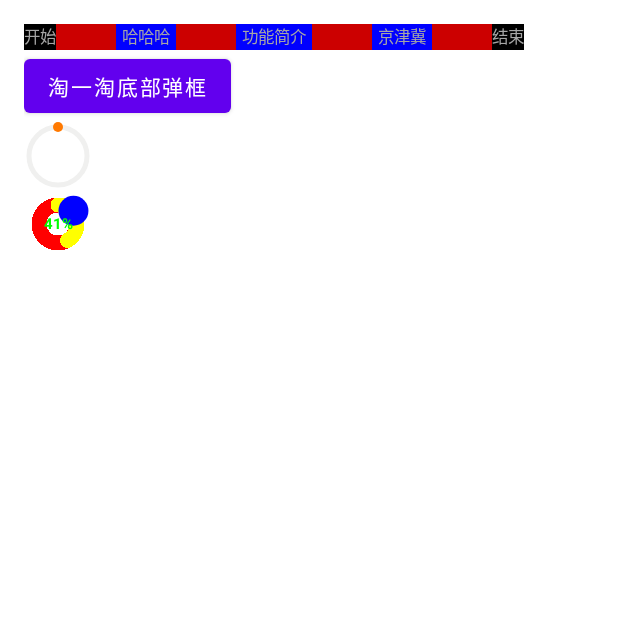
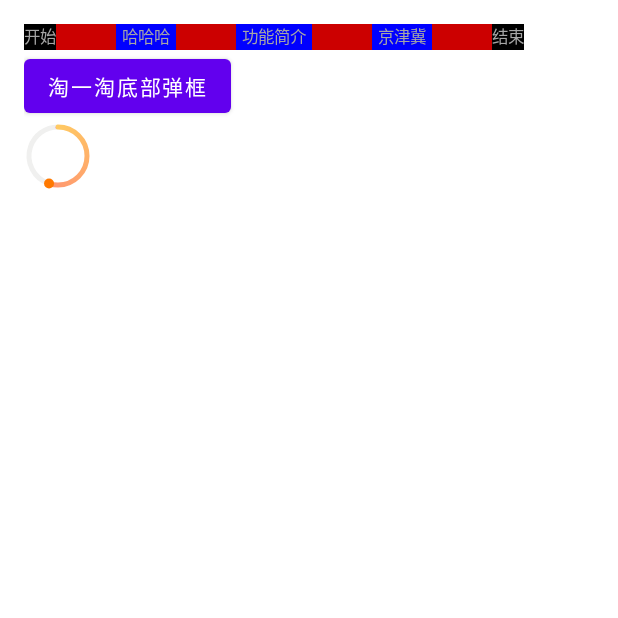
Before and after one commit to bubian/FastUi, an Android app: the screen it shows after launch (MainActivity), on a phone screen of 412 x 824 dp, the top half of it. Run offline under Robolectric (Android 15) with nearby library versions, the phone set to English and light mode, and no system bars.

Commit message:
[Feat:master]:环形进度扩展

```diff
--- a/CommonUi/src/main/java/com/pds/fast/ui/common/progress/FastRingProgress.kt
+++ b/CommonUi/src/main/java/com/pds/fast/ui/common/progress/FastRingProgress.kt
@@ -2,6 +2,7 @@ package com.pds.fast.ui.common.progress
 
 import android.content.Context
 import android.graphics.*
+import android.graphics.drawable.GradientDrawable
 import android.util.AttributeSet
 import android.view.View
 import com.pds.fast.ui.common.R
@@ -22,16 +23,16 @@ class FastRingProgress @JvmOverloads constructor(
     private val bgPaint = Paint(Paint.ANTI_ALIAS_FLAG)
     private val progressPaint = Paint(Paint.ANTI_ALIAS_FLAG)
     private val nodePaint = Paint(Paint.ANTI_ALIAS_FLAG)
-    private var progressGradient: SweepGradient
+    private var progressGradient: SweepGradient? = null
     private val customMatrix = Matrix()
     private val rectF = RectF()
     private var wh = 0f
 
     companion object {
-        private const val LEFT = 0
-        private const val RIGHT = 1
-        private const val TOP = 2
-        private const val BOTTOM = 3
+        private const val RIGHT = 0
+        private const val BOTTOM = 1
+        private const val LEFT = 2
+        private const val TOP = 3
     }
 
     private fun isTransparent(color: Int): Boolean {
@@ -75,13 +76,7 @@ class FastRingProgress @JvmOverloads constructor(
         nodePaint.color = nodeColor
         nodePaint.strokeWidth = (2 * nodeRadius).toFloat()
         nodePaint.strokeCap = Paint.Cap.ROUND
-
-        progressGradient = SweepGradient(wh / 2, wh / 2, ringGradientColor, null)
-
-        customMatrix.setRotate(265f, wh / 2, wh / 2)
-        progressGradient.setLocalMatrix(customMatrix)
-
-        progressPaint.shader = progressGradient
+        createRingGradient()
         progressPaint.style = Paint.Style.STROKE
         progressPaint.strokeCap = Paint.Cap.ROUND
         progressPaint.strokeWidth = strokeWidth.toFloat()
@@ -98,50 +93,68 @@ class FastRingProgress @JvmOverloads constructor(
         this.progress = progress
     }
 
+    fun setRingGradientColor(intArray: IntArray) {
+        ringGradientColor = intArray
+        createRingGradient()
+    }
+
+    private fun createRingGradient() {
+        progressGradient = SweepGradient(wh / 2, wh / 2, ringGradientColor, null)
+        val rotateAngle = (90 * startPosition - 5).toFloat()
+        customMatrix.setRotate(rotateAngle, wh / 2, wh / 2)
+        progressGradient?.setLocalMatrix(customMatrix)
+        progressPaint.shader = progressGradient
+    }
+
     override fun onDraw(canvas: Canvas) {
         val radius: Int = width / 2 - nodeRadius
-        val progressAngle = progress * 360
+        val realProgressAngle = progress * 360
+        var wrapProgressAngle = realProgressAngle + (startPosition + 1) * 90
+
+        if (wrapProgressAngle > 360) {
+            wrapProgressAngle -= 360
+        }
 
         var nodeX = 0f
         var nodeY = 0f
 
-        if (progressAngle < 90) {
-            val angle = Math.PI / 180.toDouble() * (90 - progressAngle)
+        if (wrapProgressAngle < 90) {
+            val angle = Math.PI / 180.toDouble() * (90 - wrapProgressAngle)
             val v = sin(angle).toFloat() * radius
             val v1 = cos(angle).toFloat() * radius
             nodeX = width / 2 + v1
             nodeY = height / 2 - v
 
-        } else if (progressAngle == 90f) {
+        } else if (wrapProgressAngle == 90f) {
             nodeX = (width / 2 + radius).toFloat()
             nodeY = (height / 2).toFloat()
-        } else if (progressAngle > 90 && progressAngle < 180) {
-            val angle = (Math.PI / 180.toDouble() * (180 - progressAngle)).toFloat()
+        } else if (wrapProgressAngle > 90 && wrapProgressAngle < 180) {
+            val angle = (Math.PI / 180.toDouble() * (180 - wrapProgressAngle)).toFloat()
             val v = sin(angle) * radius
             val v1 = cos(angle) * radius
             nodeX = width / 2 + v
             nodeY = height / 2 + v1
-        } else if (progressAngle == 180f) {
+        } else if (wrapProgressAngle == 180f) {
             nodeX = (width / 2).toFloat()
             nodeY = (height / 2 + radius).toFloat()
-        } else if (progressAngle > 180 && progressAngle < 270) {
-            val angle = (Math.PI / 180.toDouble() * (270 - progressAngle)).toFloat()
+        } else if (wrapProgressAngle > 180 && wrapProgressAngle < 270) {
+            val angle = (Math.PI / 180.toDouble() * (270 - wrapProgressAngle)).toFloat()
             val v = sin(angle) * radius
             val v1 = cos(angle) * radius
             nodeX = width / 2 - v1
             nodeY = height / 2 + v
-        } else if (progressAngle == 270f) {
+        } else if (wrapProgressAngle == 270f) {
             nodeX = nodeRadius.toFloat()
             nodeY = (height / 2).toFloat()
-        } else if (progressAngle > 270) {
-            val angle = (Math.PI / 180.toDouble() * (360 - progressAngle)).toFloat()
+        } else if (wrapProgressAngle > 270) {
+            val angle = (Math.PI / 180.toDouble() * (360 - wrapProgressAngle)).toFloat()
             val v = sin(angle) * radius
             val v1 = cos(angle) * radius
             nodeX = width / 2 - v
             nodeY = height / 2 - v1
         }
-        canvas.drawArc(rectF, progressAngle - 90f, (1 - progress) * 360f, false, bgPaint)
-        canvas.drawArc(rectF, -90f, progressAngle, false, progressPaint)
+        canvas.drawArc(rectF, realProgressAngle + startPosition * 90f, (1 - progress) * 360f, false, bgPaint)
+        canvas.drawArc(rectF, startPosition * 90f, realProgressAngle, false, progressPaint)
         canvas.drawPoint(nodeX, nodeY, nodePaint)
     }
 
--- a/CommonUi/src/main/java/com/pds/fast/ui/common/progress/HalfProgressBar.java
+++ /dev/null
@@ -1,224 +0,0 @@
-package com.pds.fast.ui.common.progress;
-
-import android.content.Context;
-import android.content.res.TypedArray;
-import android.graphics.Canvas;
-import android.graphics.Color;
-import android.graphics.Paint;
-import android.graphics.Rect;
-import android.graphics.RectF;
-import android.graphics.Typeface;
-import android.text.TextPaint;
-import android.util.AttributeSet;
-import android.util.Log;
-import android.view.View;
-
-import com.pds.fast.ui.common.R;
-
-/**
- * 自定义带圆点的进度条
- */
-public class HalfProgressBar extends View {
-
-    /**
-     * 当前进度
-     */
-    private int progress = 150;
-    /**
-     * 最大进度
-     */
-    private int maxProgress = 360;
-    //设置进度条背景宽度
-    private float progressStrokeWidth = 15;
-    //设置进度条进度宽度
-//    private float marxArcStorkeWidth = 6;
-    //设置进度条圆点的宽度
-    private float circularDotWidth = 30;
-
-
-    /**
-     * 画笔对象的引用
-     */
-    private Paint paintBackGround;
-    private Paint paintProgress;
-    private Paint paintDot;
-    private float progressTextSize;
-
-    public synchronized int getProgress() {
-        return progress;
-    }
-
-    /**
-     * Android提供了Invalidate方法实现界面刷新，但是Invalidate不能直接在线程中调用，因为他是违背了单线程模型：Android UI操作并不是线程安全的，并且这些操作必须在UI线程中调用。
-     * 而postInvalidate()在工作者线程中被调用 使用postInvalidate则比较简单，不需要handler，直接在线程中调用postInvalidate即可。
-     *
-     * @param progress 传过来的进度
-     */
-    public void setProgress(int progress) {
-        if (progress < 0) {
-            progress = 0;
-        }
-        if (progress > maxProgress) {
-            progress = maxProgress;
-        }
-        if (progress <= maxProgress) {
-            this.progress = progress;
-            postInvalidate();
-        }
-    }
-
-
-    private RectF oval;
-    private int roundProgressColor;
-    private int roundColor;
-    private int circularDotColor;
-    private int progressTextColor;
-
-    public HalfProgressBar(Context context) {
-        super(context);
-    }
-
-    public HalfProgressBar(Context context, AttributeSet attrs) {
-        super(context, attrs);
-        init(context, attrs);
-    }
-
-    public HalfProgressBar(Context context, AttributeSet attrs, int defStyleAttr) {
-        super(context, attrs, defStyleAttr);
-        init(context, attrs);
-    }
-
-    private void init(Context context, AttributeSet attrs) {
-        paintBackGround = new Paint();
-        paintProgress = new Paint(Paint.ANTI_ALIAS_FLAG);
-        paintProgress = new Paint(Paint.ANTI_ALIAS_FLAG);
-        paintProgress.setStrokeCap(Paint.Cap.ROUND);
-        paintDot = new Paint();
-        oval = new RectF();
-        //这是自定义view 必须要写的
-        TypedArray mTypedArray = context.obtainStyledAttributes(attrs, R.styleable.MyHalfProgressBar);
-        roundProgressColor = mTypedArray.getColor(R.styleable.MyHalfProgressBar_roundProgressColor1, Color.YELLOW);
-        roundColor = mTypedArray.getColor(R.styleable.MyHalfProgressBar_roundColor1, Color.RED);
-        circularDotColor = mTypedArray.getColor(R.styleable.MyHalfProgressBar_circularDotColor1, Color.BLUE);
-        progressTextSize = mTypedArray.getDimension(R.styleable.MyHalfProgressBar_progressTextSize, 15);
-        progressTextColor = mTypedArray.getInteger(R.styleable.MyHalfProgressBar_progressTextColor, Color.GREEN);
-
-    }
-
-    @Override
-    protected void onDraw(Canvas canvas) {
-        super.onDraw(canvas);
-        float width = getWidth();
-        float height = getWidth();
-        paintBackGround.setAntiAlias(false); // 设置画笔为抗锯齿
-        paintBackGround.setColor(roundColor); // 设置画笔颜色
-        paintBackGround.setStrokeWidth(progressStrokeWidth); // 线宽
-        paintBackGround.setStyle(Paint.Style.STROKE);
-
-        //进度条颜色
-        paintProgress.setColor(roundProgressColor);
-        paintProgress.setStrokeWidth(progressStrokeWidth);
-        paintProgress.setAntiAlias(false); // 设置画笔为抗锯齿
-        paintProgress.setStyle(Paint.Style.STROKE);
-
-        oval.left = circularDotWidth / 2; //
-        oval.top = circularDotWidth / 2; //
-        oval.right = width - circularDotWidth / 2; //
-        oval.bottom = width - circularDotWidth / 2; //
-        float banjing = (width / 2 - progressStrokeWidth / 2);//半径
-        //调整圆背景的大小
-        canvas.drawArc(oval, 360, 360, false, paintBackGround); // 绘制红丝圆圈，即进度条背景
-        Log.i("banjing", ":" + banjing);
-        Log.i("banjing", "width:" + width);
-
-        canvas.drawArc(oval, -90, progress, false, paintProgress); // 绘制进度圆弧，这里是蓝色
-
-
-        //画圆点
-        paintDot.setColor(circularDotColor);
-        paintDot.setAntiAlias(true); // 设置画笔为抗锯齿
-        paintDot.setStyle(Paint.Style.FILL);
-        paintDot.setStrokeWidth(circularDotWidth);
-        //当画笔样式为STROKE或FILL_OR_STROKE时，设置笔刷的图形样式，如圆形样式Cap.ROUND,或方形样式Cap.SQUARE
-        paintDot.setStrokeCap(Paint.Cap.ROUND);
-        double a = 0;
-        float x = 0;
-        float y = 0;
-        float v = 0;
-        float v1 = 0;
-        float realAngle = progress ;
-
-        if (realAngle < 90) {
-            a = (Math.PI / (double) 180) * (90 - realAngle);
-            v = (float) (Math.sin(a)) * banjing;
-            v1 = (float) (Math.cos(a)) * banjing;
-            x = width / 2 + progressStrokeWidth / 2 - v;
-            y = width / 2 + progressStrokeWidth / 2 - v1;
-        }
-        if (realAngle == 90) {
-            x = width / 2;
-            y = circularDotWidth / 2;
-        }
-        if (realAngle > 90 && realAngle < 180) {
-            a = (Math.PI / (double) 180) * (180 - realAngle);
-            v = (float) (Math.sin(a)) * banjing;
-            v1 = (float) (Math.cos(a)) * banjing;
-            if (realAngle >= 150) {
-                x = width / 2 - progressStrokeWidth / 2 + v1;
-                y = width / 2 - v;
-            } else {
-                x = width / 2 + v1;
-                y = width / 2 + progressStrokeWidth / 2 - v;
-            }
-
-        }
-        if (realAngle == 180) {
-            x = width - progressStrokeWidth;
-            y = width / 2;
-        }
-        if (realAngle > 180 && realAngle < 270) {
-            a = (Math.PI / (double) 180) * (270 - progress);
-            v = (float) (Math.sin(a)) * banjing;
-            v1 = (float) (Math.cos(a)) * banjing;
-            if (realAngle >= 240) {
-                x = width / 2 - progressStrokeWidth / 2 + v;
-                y = width / 2 - progressStrokeWidth / 2 + v1;
-            } else {
-                x = width / 2 - progressStrokeWidth / 2 + v;
-                y = width / 2 + v1;
-            }
-
-        }
-        if (realAngle == 270) {
-            //            a = (Math.PI / (double) 180) * (270-progress);
-            //            v = (float) (Math.sin(a)) * banjing;
-            //            v1 = (float) (Math.cos(a)) * banjing;
-            x = width / 2;
-            y = width - progressStrokeWidth;
-        }
-        if (realAngle > 270) {
-            a = (Math.PI / (double) 180) * (360 - realAngle);
-            v = (float) (Math.sin(a)) * banjing;
-            v1 = (float) (Math.cos(a)) * banjing;
-            x = width / 2 + progressStrokeWidth / 2 - v1;
-            y = width / 2 - progressStrokeWidth / 2 + v;
-        }
-        canvas.drawPoint(x, y, paintDot);
-
-        //绘制中间文本
-        String testProgress = ((int) progress * 100 / 360) + "%";
-        TextPaint mPaint = new TextPaint();
-        mPaint.setStrokeWidth(7);
-        mPaint.setTextSize(progressTextSize);
-        mPaint.setTypeface(Typeface.DEFAULT_BOLD);
-        mPaint.setColor(progressTextColor);
-        mPaint.setTextAlign(Paint.Align.LEFT);
-        Rect bounds = new Rect();
-        mPaint.getTextBounds(testProgress, 0, testProgress.length(), bounds);
-        Paint.FontMetricsInt fontMetrics = mPaint.getFontMetricsInt();
-        int baseline = (getMeasuredHeight() - fontMetrics.bottom + fontMetrics.top) / 2 - fontMetrics.top;
-        canvas.drawText(testProgress, getMeasuredWidth() / 2 - bounds.width() / 2, baseline, mPaint);
-
-
-    }
-}
--- a/app/src/main/java/com/pds/fast/example/MainActivity.kt
+++ b/app/src/main/java/com/pds/fast/example/MainActivity.kt
@@ -51,6 +51,8 @@ class MainActivity : BaseAppCompatActivity() {
         tao_work_bottom_dialog.setOnClickListener {
            doTaoWorkDialog();
         }
+
+        ring_progress.setProgress(0.55f)
     }
 
     private fun doTaoWorkDialog() {
--- a/app/src/main/res/layout/activity_main.xml
+++ b/app/src/main/res/layout/activity_main.xml
@@ -37,10 +37,4 @@
         app:layout_constraintTop_toBottomOf="@+id/tao_work_bottom_dialog"
         app:layout_constraintStart_toStartOf="parent" />
 
-    <com.pds.fast.ui.common.progress.HalfProgressBar
-        android:layout_width="@dimen/DP_45"
-        android:layout_height="@dimen/DP_45"
-        app:layout_constraintTop_toBottomOf="@+id/ring_progress"
-        app:layout_constraintStart_toStartOf="parent"/>
-
 </androidx.constraintlayout.widget.ConstraintLayout>
```
Also changed, not shown: CommonUi/src/main/res/values/attrs.xml (+4 -4 lines).
